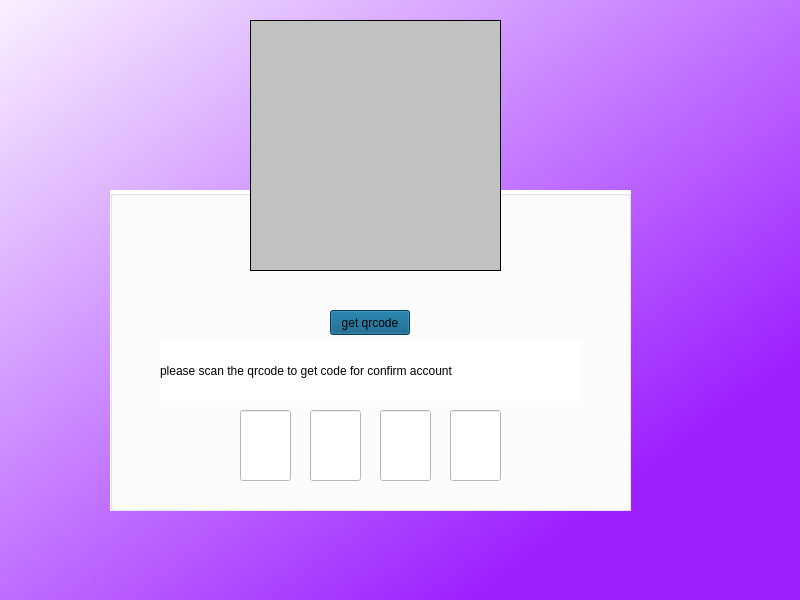
Qt form code.ui (Pourya231/converso) before a commit.
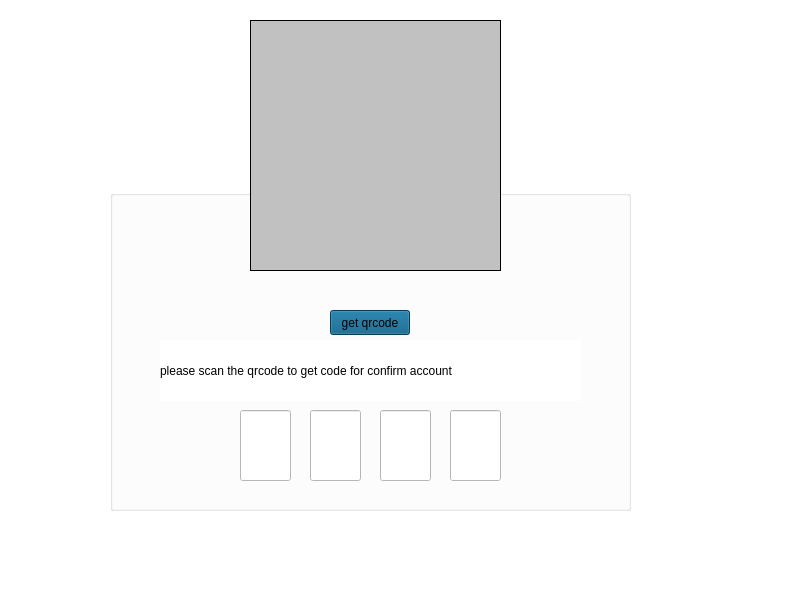
The same form after that commit. Icons and pictures are not drawn.

Commit message: change background style

```diff
--- a/code.ui
+++ b/code.ui
@@ -142,7 +142,7 @@
      </rect>
     </property>
     <property name="styleSheet">
-     <string notr="true">background-color: qlineargradient(spread:reflect, x1:1, y1:1, x2:0, y2:0, stop:0.211538 rgba(157, 33, 255, 255), stop:1 rgba(255, 255, 255, 255));</string>
+     <string notr="true">background-image: url(:/new/prefix1/backk.jpg);</string>
     </property>
    </widget>
    <widget class="QLabel" name="label">
```
The commit also changes 5 other files.
